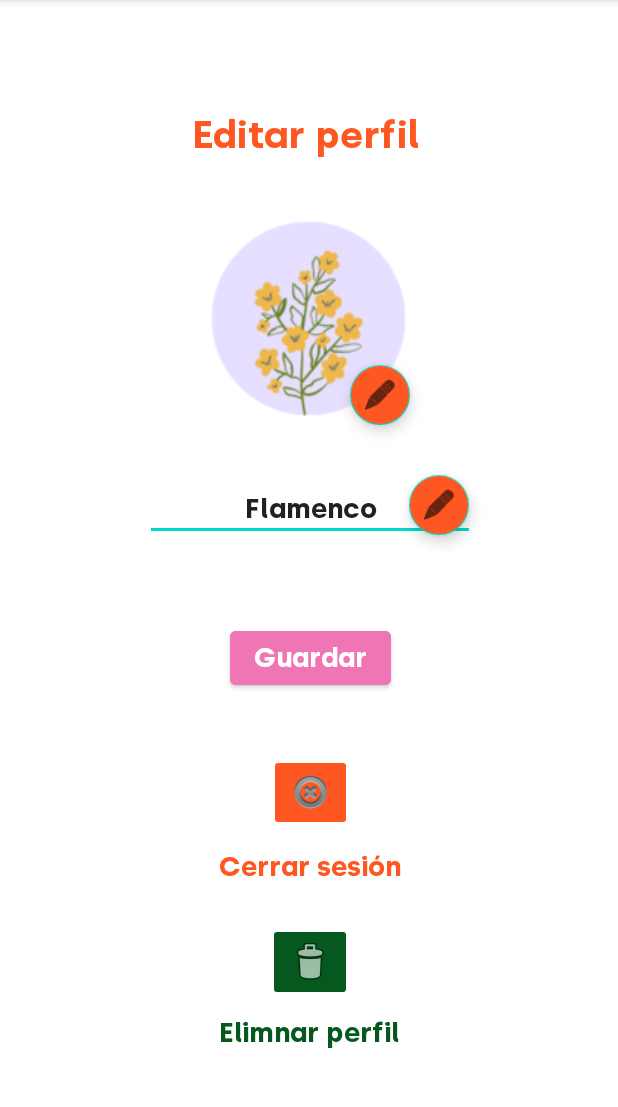
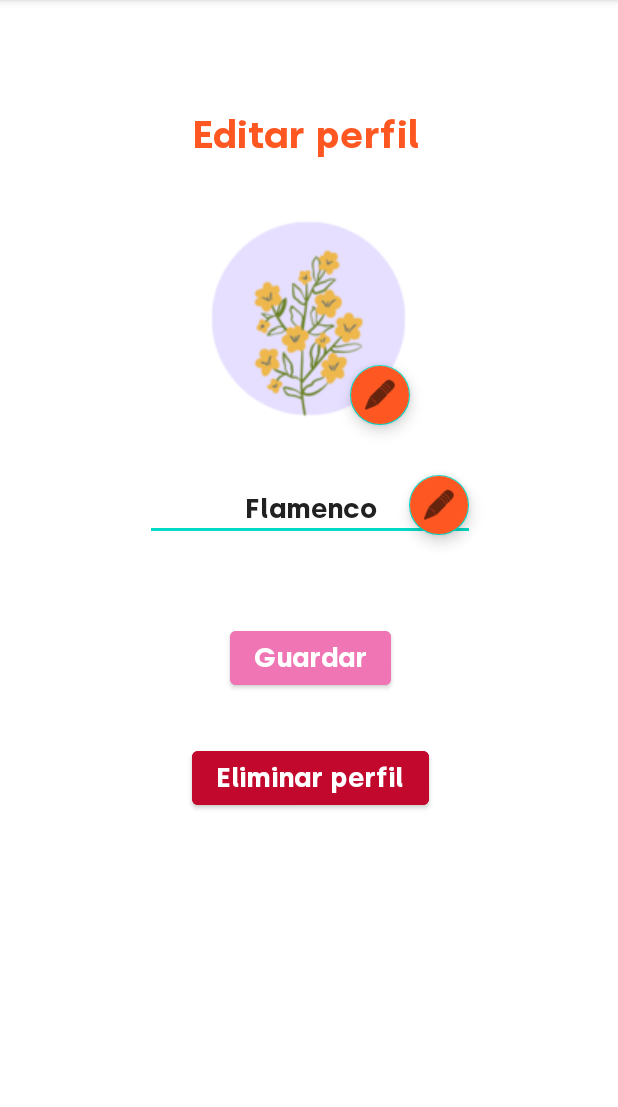
Before and after one commit to MajoBurguete/ADAM, an Android app: the SettingsActivity screen opened directly, with no data from a screen before it, on a phone screen of 412 x 824 dp, the part 84-1191 px from its top. Run offline under Robolectric (Android 15) with nearby library versions, the phone set to English and light mode, and no system bars.

Commit message:
Boton para eliminar el perfil #5

```diff
--- a/app/src/main/res/layout/activity_settings.xml
+++ b/app/src/main/res/layout/activity_settings.xml
@@ -93,65 +93,21 @@
         app:layout_constraintTop_toBottomOf="@+id/editTextTextPersonName"
         app:layout_constraintVertical_bias="0.0" />
 
-    <ImageButton
-        android:id="@+id/imageButton2"
+    <Button
+        android:id="@+id/button"
         android:layout_width="wrap_content"
         android:layout_height="wrap_content"
-        android:layout_marginTop="40dp"
-        android:backgroundTint="#FF5722"
+        android:layout_marginTop="32dp"
+        android:backgroundTint="#C3082E"
+        android:fontFamily="@font/silka_bold_webfont"
+        android:text="Eliminar perfil"
+        android:textAppearance="@style/TextAppearance.AppCompat.Body1"
+        android:textSize="18sp"
         app:layout_constraintBottom_toBottomOf="parent"
         app:layout_constraintEnd_toEndOf="@+id/button2"
+        app:layout_constraintHorizontal_bias="0.509"
         app:layout_constraintStart_toStartOf="@+id/button2"
         app:layout_constraintTop_toBottomOf="@+id/button2"
-        app:layout_constraintVertical_bias="0.0"
-        app:srcCompat="@android:drawable/ic_notification_clear_all"
-        tools:ignore="SpeakableTextPresentCheck" />
-
-    <TextView
-        android:id="@+id/textView3"
-        android:layout_width="wrap_content"
-        android:layout_height="wrap_content"
-        android:layout_marginTop="4dp"
-        android:fontFamily="@font/silka_bold_webfont"
-        android:text="Elimnar perfil"
-        android:textColor="#06591E"
-        android:textSize="18sp"
-        app:layout_constraintBottom_toBottomOf="parent"
-        app:layout_constraintEnd_toEndOf="@+id/imageButton3"
-        app:layout_constraintHorizontal_bias="0.507"
-        app:layout_constraintStart_toStartOf="@+id/imageButton3"
-        app:layout_constraintTop_toBottomOf="@+id/imageButton3"
-        app:layout_constraintVertical_bias="0.081" />
-
-    <TextView
-        android:id="@+id/textView2"
-        android:layout_width="wrap_content"
-        android:layout_height="wrap_content"
-        android:layout_marginTop="8dp"
-        android:fontFamily="@font/silka_bold_webfont"
-        android:text="Cerrar sesión"
-        android:textColor="#FF5722"
-        android:textSize="18sp"
-        app:layout_constraintBottom_toBottomOf="parent"
-        app:layout_constraintEnd_toEndOf="@+id/imageButton2"
-        app:layout_constraintHorizontal_bias="0.514"
-        app:layout_constraintStart_toStartOf="@+id/imageButton2"
-        app:layout_constraintTop_toBottomOf="@+id/imageButton2"
-        app:layout_constraintVertical_bias="0.025" />
-
-    <ImageButton
-        android:id="@+id/imageButton3"
-        android:layout_width="wrap_content"
-        android:layout_height="wrap_content"
-        android:layout_marginTop="8dp"
-        android:backgroundTint="#06591E"
-        app:layout_constraintBottom_toBottomOf="parent"
-        app:layout_constraintEnd_toEndOf="@+id/button2"
-        app:layout_constraintHorizontal_bias="0.49"
-        app:layout_constraintStart_toStartOf="@+id/button2"
-        app:layout_constraintTop_toBottomOf="@+id/textView2"
-        app:layout_constraintVertical_bias="0.15"
-        app:srcCompat="@android:drawable/ic_menu_delete"
-        tools:ignore="SpeakableTextPresentCheck" />
+        app:layout_constraintVertical_bias="0.0" />
 
 </androidx.constraintlayout.widget.ConstraintLayout>
```
